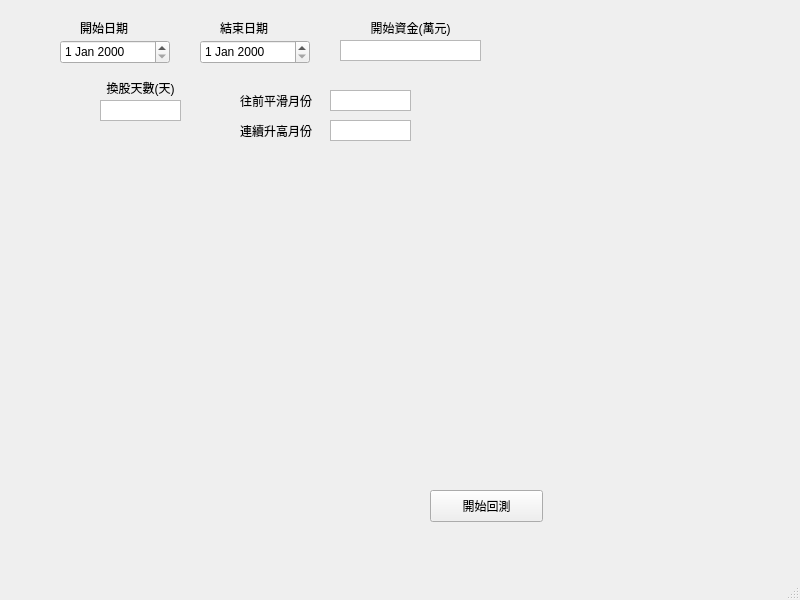
Above: UI_backtest.ui from bjioljlo/StockHistory before the change. Below: the same form after it.
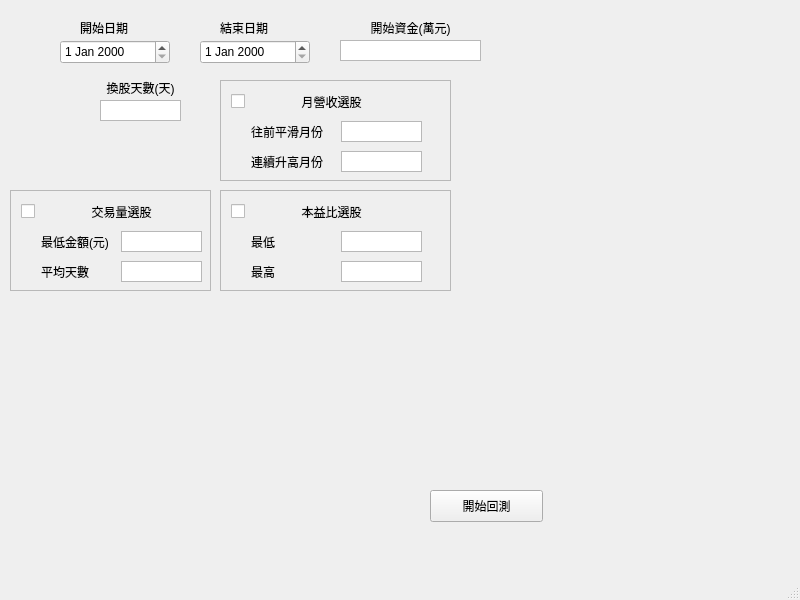
That is the form after the change.

Commit message: 平均交易量篩選完成

```diff
--- a/UI_backtest.ui
+++ b/UI_backtest.ui
@@ -163,63 +163,335 @@
      <string/>
     </property>
    </widget>
-   <widget class="QLabel" name="label_5">
+   <widget class="QScrollArea" name="scrollArea">
     <property name="geometry">
      <rect>
-      <x>240</x>
-      <y>90</y>
-      <width>101</width>
-      <height>21</height>
+      <x>220</x>
+      <y>80</y>
+      <width>231</width>
+      <height>101</height>
      </rect>
     </property>
-    <property name="text">
-     <string>往前平滑月份</string>
+    <property name="widgetResizable">
+     <bool>true</bool>
     </property>
+    <widget class="QWidget" name="scrollAreaWidgetContents">
+     <property name="geometry">
+      <rect>
+       <x>0</x>
+       <y>0</y>
+       <width>229</width>
+       <height>99</height>
+      </rect>
+     </property>
+     <widget class="QLabel" name="label_6">
+      <property name="geometry">
+       <rect>
+        <x>30</x>
+        <y>70</y>
+        <width>101</width>
+        <height>21</height>
+       </rect>
+      </property>
+      <property name="text">
+       <string>連續升高月份</string>
+      </property>
+     </widget>
+     <widget class="QTextEdit" name="input_monthRP_UpMpnth">
+      <property name="geometry">
+       <rect>
+        <x>120</x>
+        <y>70</y>
+        <width>81</width>
+        <height>21</height>
+       </rect>
+      </property>
+      <property name="verticalScrollBarPolicy">
+       <enum>Qt::ScrollBarAlwaysOff</enum>
+      </property>
+      <property name="horizontalScrollBarPolicy">
+       <enum>Qt::ScrollBarAlwaysOff</enum>
+      </property>
+     </widget>
+     <widget class="QLabel" name="label_5">
+      <property name="geometry">
+       <rect>
+        <x>30</x>
+        <y>40</y>
+        <width>101</width>
+        <height>21</height>
+       </rect>
+      </property>
+      <property name="text">
+       <string>往前平滑月份</string>
+      </property>
+     </widget>
+     <widget class="QTextEdit" name="input_monthRP_smoothAVG">
+      <property name="geometry">
+       <rect>
+        <x>120</x>
+        <y>40</y>
+        <width>81</width>
+        <height>21</height>
+       </rect>
+      </property>
+      <property name="verticalScrollBarPolicy">
+       <enum>Qt::ScrollBarAlwaysOff</enum>
+      </property>
+      <property name="horizontalScrollBarPolicy">
+       <enum>Qt::ScrollBarAlwaysOff</enum>
+      </property>
+     </widget>
+     <widget class="QLabel" name="label_7">
+      <property name="geometry">
+       <rect>
+        <x>60</x>
+        <y>10</y>
+        <width>101</width>
+        <height>21</height>
+       </rect>
+      </property>
+      <property name="text">
+       <string>月營收選股</string>
+      </property>
+      <property name="alignment">
+       <set>Qt::AlignCenter</set>
+      </property>
+     </widget>
+     <widget class="QCheckBox" name="check_monthRP_pick">
+      <property name="geometry">
+       <rect>
+        <x>10</x>
+        <y>10</y>
+        <width>61</width>
+        <height>20</height>
+       </rect>
+      </property>
+      <property name="text">
+       <string/>
+      </property>
+     </widget>
+    </widget>
    </widget>
-   <widget class="QTextEdit" name="input_monthRP_UpMpnth">
+   <widget class="QScrollArea" name="scrollArea_2">
     <property name="geometry">
      <rect>
-      <x>330</x>
-      <y>120</y>
-      <width>81</width>
-      <height>21</height>
+      <x>220</x>
+      <y>190</y>
+      <width>231</width>
+      <height>101</height>
      </rect>
     </property>
-    <property name="verticalScrollBarPolicy">
-     <enum>Qt::ScrollBarAlwaysOff</enum>
+    <property name="widgetResizable">
+     <bool>true</bool>
     </property>
-    <property name="horizontalScrollBarPolicy">
-     <enum>Qt::ScrollBarAlwaysOff</enum>
-    </property>
+    <widget class="QWidget" name="scrollAreaWidgetContents_2">
+     <property name="geometry">
+      <rect>
+       <x>0</x>
+       <y>0</y>
+       <width>229</width>
+       <height>99</height>
+      </rect>
+     </property>
+     <widget class="QLabel" name="label_8">
+      <property name="geometry">
+       <rect>
+        <x>30</x>
+        <y>70</y>
+        <width>101</width>
+        <height>21</height>
+       </rect>
+      </property>
+      <property name="text">
+       <string>最高</string>
+      </property>
+     </widget>
+     <widget class="QTextEdit" name="input_PER_end">
+      <property name="geometry">
+       <rect>
+        <x>120</x>
+        <y>70</y>
+        <width>81</width>
+        <height>21</height>
+       </rect>
+      </property>
+      <property name="verticalScrollBarPolicy">
+       <enum>Qt::ScrollBarAlwaysOff</enum>
+      </property>
+      <property name="horizontalScrollBarPolicy">
+       <enum>Qt::ScrollBarAlwaysOff</enum>
+      </property>
+     </widget>
+     <widget class="QLabel" name="label_9">
+      <property name="geometry">
+       <rect>
+        <x>30</x>
+        <y>40</y>
+        <width>101</width>
+        <height>21</height>
+       </rect>
+      </property>
+      <property name="text">
+       <string>最低</string>
+      </property>
+     </widget>
+     <widget class="QTextEdit" name="input_PER_start">
+      <property name="geometry">
+       <rect>
+        <x>120</x>
+        <y>40</y>
+        <width>81</width>
+        <height>21</height>
+       </rect>
+      </property>
+      <property name="verticalScrollBarPolicy">
+       <enum>Qt::ScrollBarAlwaysOff</enum>
+      </property>
+      <property name="horizontalScrollBarPolicy">
+       <enum>Qt::ScrollBarAlwaysOff</enum>
+      </property>
+     </widget>
+     <widget class="QLabel" name="label_10">
+      <property name="geometry">
+       <rect>
+        <x>60</x>
+        <y>10</y>
+        <width>101</width>
+        <height>21</height>
+       </rect>
+      </property>
+      <property name="text">
+       <string>本益比選股</string>
+      </property>
+      <property name="alignment">
+       <set>Qt::AlignCenter</set>
+      </property>
+     </widget>
+     <widget class="QCheckBox" name="check_PER_pick">
+      <property name="geometry">
+       <rect>
+        <x>10</x>
+        <y>10</y>
+        <width>61</width>
+        <height>20</height>
+       </rect>
+      </property>
+      <property name="text">
+       <string/>
+      </property>
+     </widget>
+    </widget>
    </widget>
-   <widget class="QLabel" name="label_6">
+   <widget class="QScrollArea" name="scrollArea_3">
     <property name="geometry">
      <rect>
-      <x>240</x>
-      <y>120</y>
-      <width>101</width>
-      <height>21</height>
+      <x>10</x>
+      <y>190</y>
+      <width>201</width>
+      <height>101</height>
      </rect>
     </property>
-    <property name="text">
-     <string>連續升高月份</string>
+    <property name="widgetResizable">
+     <bool>true</bool>
     </property>
-   </widget>
-   <widget class="QTextEdit" name="input_monthRP_smoothAVG">
-    <property name="geometry">
-     <rect>
-      <x>330</x>
-      <y>90</y>
-      <width>81</width>
-      <height>21</height>
-     </rect>
-    </property>
-    <property name="verticalScrollBarPolicy">
-     <enum>Qt::ScrollBarAlwaysOff</enum>
-    </property>
-    <property name="horizontalScrollBarPolicy">
-     <enum>Qt::ScrollBarAlwaysOff</enum>
-    </property>
+    <widget class="QWidget" name="scrollAreaWidgetContents_3">
+     <property name="geometry">
+      <rect>
+       <x>0</x>
+       <y>0</y>
+       <width>199</width>
+       <height>99</height>
+      </rect>
+     </property>
+     <widget class="QLabel" name="label_11">
+      <property name="geometry">
+       <rect>
+        <x>30</x>
+        <y>70</y>
+        <width>101</width>
+        <height>21</height>
+       </rect>
+      </property>
+      <property name="text">
+       <string>平均天數</string>
+      </property>
+     </widget>
+     <widget class="QTextEdit" name="input_volumeAVG_days">
+      <property name="geometry">
+       <rect>
+        <x>110</x>
+        <y>70</y>
+        <width>81</width>
+        <height>21</height>
+       </rect>
+      </property>
+      <property name="verticalScrollBarPolicy">
+       <enum>Qt::ScrollBarAlwaysOff</enum>
+      </property>
+      <property name="horizontalScrollBarPolicy">
+       <enum>Qt::ScrollBarAlwaysOff</enum>
+      </property>
+     </widget>
+     <widget class="QLabel" name="label_12">
+      <property name="geometry">
+       <rect>
+        <x>30</x>
+        <y>40</y>
+        <width>101</width>
+        <height>21</height>
+       </rect>
+      </property>
+      <property name="text">
+       <string>最低金額(元)</string>
+      </property>
+     </widget>
+     <widget class="QTextEdit" name="input_volume_money">
+      <property name="geometry">
+       <rect>
+        <x>110</x>
+        <y>40</y>
+        <width>81</width>
+        <height>21</height>
+       </rect>
+      </property>
+      <property name="verticalScrollBarPolicy">
+       <enum>Qt::ScrollBarAlwaysOff</enum>
+      </property>
+      <property name="horizontalScrollBarPolicy">
+       <enum>Qt::ScrollBarAlwaysOff</enum>
+      </property>
+     </widget>
+     <widget class="QLabel" name="label_13">
+      <property name="geometry">
+       <rect>
+        <x>60</x>
+        <y>10</y>
+        <width>101</width>
+        <height>21</height>
+       </rect>
+      </property>
+      <property name="text">
+       <string>交易量選股</string>
+      </property>
+      <property name="alignment">
+       <set>Qt::AlignCenter</set>
+      </property>
+     </widget>
+     <widget class="QCheckBox" name="check_volume_pick">
+      <property name="geometry">
+       <rect>
+        <x>10</x>
+        <y>10</y>
+        <width>61</width>
+        <height>20</height>
+       </rect>
+      </property>
+      <property name="text">
+       <string/>
+      </property>
+     </widget>
+    </widget>
    </widget>
   </widget>
   <widget class="QMenuBar" name="menubar">
```
The commit also changes 5 other files.
